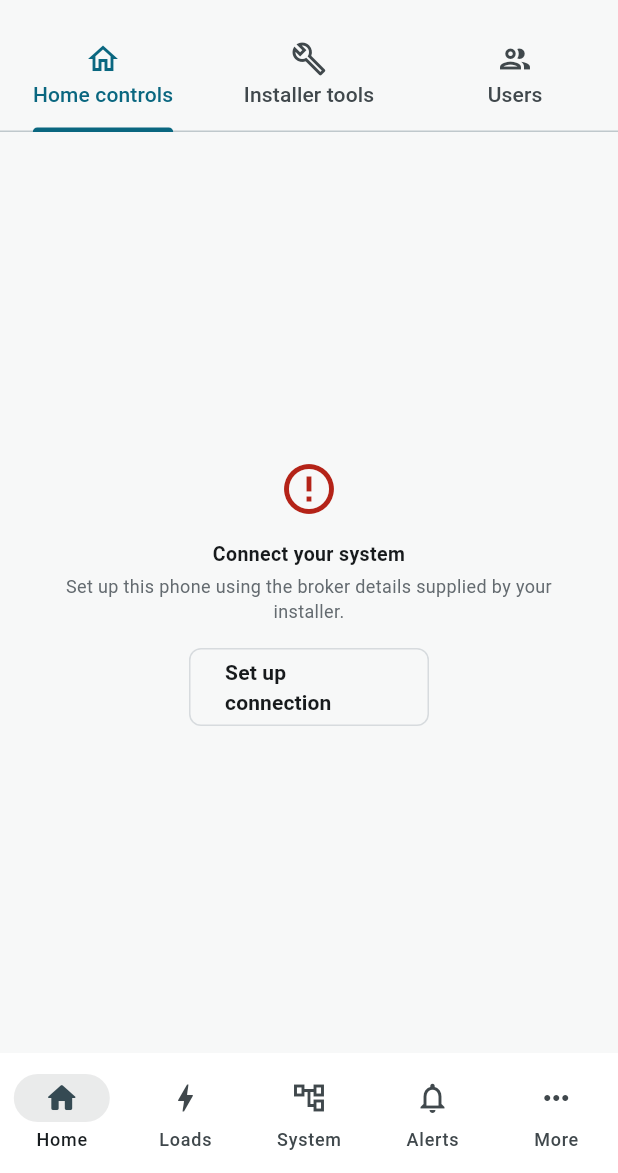
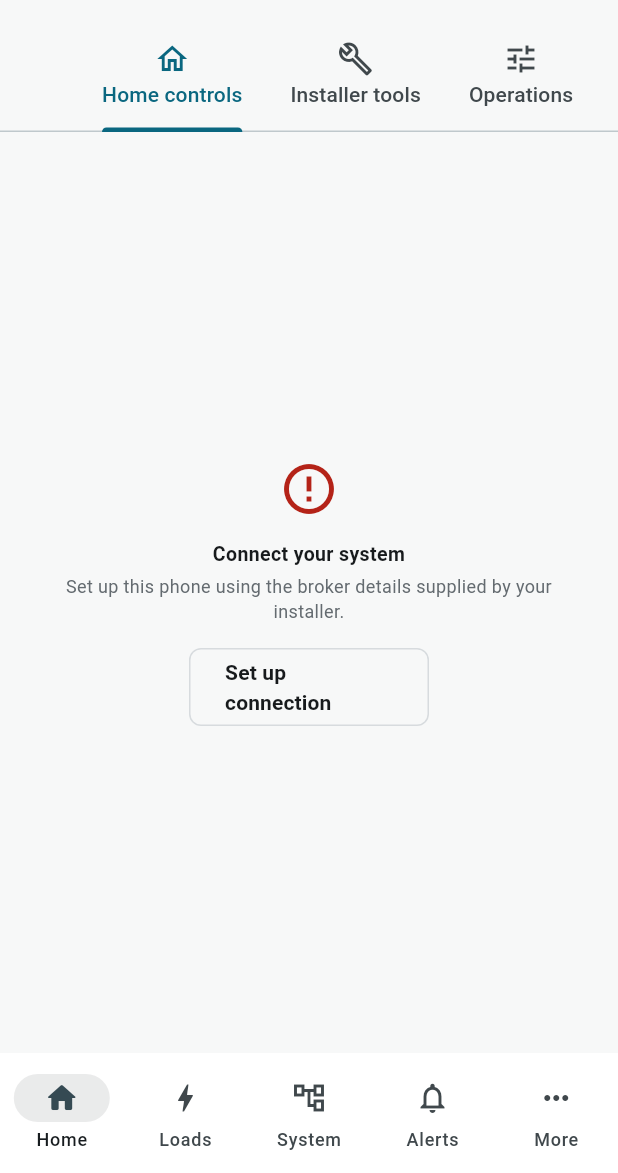
Before and after one commit to SilasChalwe/kilowatts-mobile, a Flutter app: the InstallerRoleShell screen opened directly, on a phone screen of 412 x 824 dp, the part 63-1236 px from its top. Run offline on Flutter 3.47's test engine with Material 3 defaults, Android fonts, the phone set to English and light mode, and no system bars; our stand-ins replace cloud_firestore, firebase_auth, firebase_core, flutter_secure_storage, shared_preferences; missing offline and left inert: mqtt_client; accounts and stored records are empty.

Commit message:
Expose Central system operations to installers

```diff
--- a/lib/features/admin/screens/installer_role_shell.dart
+++ b/lib/features/admin/screens/installer_role_shell.dart
@@ -2,21 +2,20 @@ import 'package:flutter/material.dart';
 
 import '../../../core/app_state/app_state_scope.dart';
 import '../../shell/screens/main_shell.dart';
+import 'installer_operations_screen.dart';
 import 'installer_portal_screen.dart';
 import 'installer_users_screen.dart';
 
-/// Installer/admin experience is deliberately a superset of the homeowner
-/// product. The first tab is the exact homeowner shell, so an installer can
-/// monitor telemetry, control FIXED loads, change priority/schedules, inspect
-/// topology/alerts, battery data and reports. Additional tabs expose physical
-/// commissioning and account administration.
+/// Installer/admin experience is a superset of the homeowner product. The
+/// first tab is the exact homeowner shell; the remaining tabs add hardware
+/// commissioning, Central operations and account administration.
 class InstallerRoleShell extends StatelessWidget {
   const InstallerRoleShell({super.key});
 
   @override
   Widget build(BuildContext context) {
     return DefaultTabController(
-      length: 3,
+      length: 4,
       child: Scaffold(
         appBar: AppBar(
           title: const Text('Kilowatts installer'),
@@ -28,9 +27,11 @@ class InstallerRoleShell extends StatelessWidget {
             ),
           ],
           bottom: const TabBar(
+            isScrollable: true,
             tabs: [
               Tab(icon: Icon(Icons.home_outlined), text: 'Home controls'),
               Tab(icon: Icon(Icons.build_outlined), text: 'Installer tools'),
+              Tab(icon: Icon(Icons.tune_outlined), text: 'Operations'),
               Tab(icon: Icon(Icons.group_outlined), text: 'Users'),
             ],
           ),
@@ -39,6 +40,7 @@ class InstallerRoleShell extends StatelessWidget {
           children: [
             MainShell(),
             InstallerPortalScreen(),
+            InstallerOperationsScreen(),
             InstallerUsersScreen(),
           ],
         ),
```
